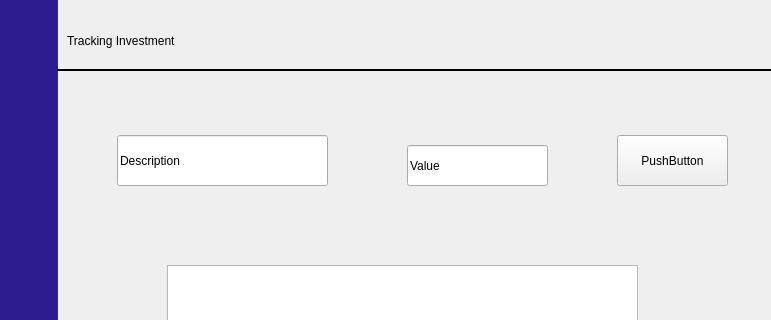
This is mainwindow.ui in BogdanSharaiev/Financial-Tracker as Qt 5 draws it before an edit; both pictures show x 283 to 1054 and y 135 to 455 of the 1054 by 619 pixel window. The edited form follows.
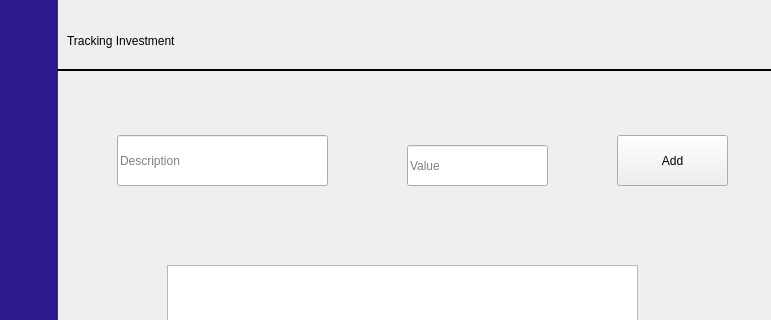
This is the edited form. Icons and pictures are not drawn.

Diff of the .ui file:
```diff
--- a/mainwindow.ui
+++ b/mainwindow.ui
@@ -186,6 +186,9 @@
      </rect>
     </property>
     <property name="text">
+     <string/>
+    </property>
+    <property name="placeholderText">
      <string>Description</string>
     </property>
    </widget>
@@ -202,6 +205,9 @@
      <string/>
     </property>
     <property name="text">
+     <string/>
+    </property>
+    <property name="placeholderText">
      <string>Value</string>
     </property>
    </widget>
@@ -215,7 +221,7 @@
      </rect>
     </property>
     <property name="text">
-     <string>PushButton</string>
+     <string>Add</string>
     </property>
    </widget>
   </widget>
```
